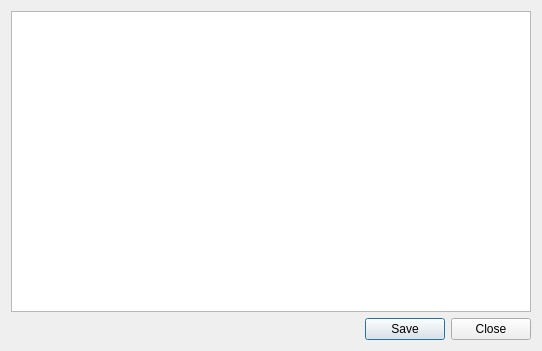
The window that dialogtextinfo.ui (horsicq/FormatDialogs) describes before a commit, drawn with Qt 5.
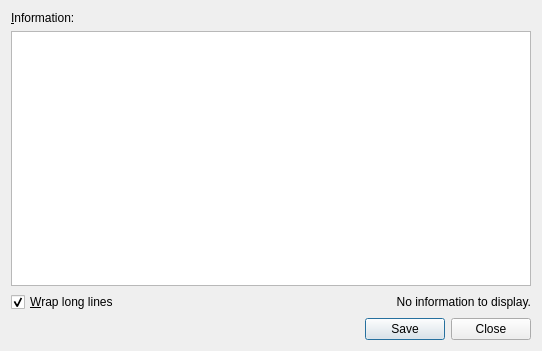
The same window after the commit.

Commit message: refactor: enhance text info dialog with save and accessibility

```diff
--- a/dialogtextinfo.ui
+++ b/dialogtextinfo.ui
@@ -20,6 +20,16 @@
    <bool>true</bool>
   </property>
   <layout class="QVBoxLayout" name="verticalLayout">
+   <item>
+    <widget class="QLabel" name="labelInfo">
+     <property name="text">
+      <string>&amp;Information:</string>
+     </property>
+     <property name="buddy">
+      <cstring>textEditInfo</cstring>
+     </property>
+    </widget>
+   </item>
    <item>
     <widget class="QTextEdit" name="textEditInfo">
      <property name="readOnly">
@@ -28,36 +38,42 @@
     </widget>
    </item>
    <item>
-    <layout class="QHBoxLayout" name="horizontalLayout">
+    <layout class="QHBoxLayout" name="horizontalLayoutStatus">
      <item>
-      <spacer name="horizontalSpacer">
-       <property name="orientation">
-        <enum>Qt::Horizontal</enum>
-       </property>
-       <property name="sizeHint" stdset="0">
-        <size>
-         <width>40</width>
-         <height>20</height>
-        </size>
-       </property>
-      </spacer>
-     </item>
-     <item>
-      <widget class="QPushButton" name="pushButtonSave">
+      <widget class="QCheckBox" name="checkBoxWrap">
        <property name="text">
-        <string>Save</string>
+        <string>&amp;Wrap long lines</string>
+       </property>
+       <property name="checked">
+        <bool>true</bool>
        </property>
       </widget>
      </item>
      <item>
-      <widget class="QPushButton" name="pushButtonClose">
+      <widget class="QLabel" name="labelStatus">
        <property name="text">
-        <string>Close</string>
+        <string>No information to display.</string>
+       </property>
+       <property name="textInteractionFlags">
+        <set>Qt::TextSelectableByMouse</set>
+       </property>
+       <property name="alignment">
+        <set>Qt::AlignRight|Qt::AlignTrailing|Qt::AlignVCenter</set>
        </property>
       </widget>
      </item>
     </layout>
    </item>
+   <item>
+    <widget class="QDialogButtonBox" name="buttonBox">
+     <property name="orientation">
+      <enum>Qt::Horizontal</enum>
+     </property>
+     <property name="standardButtons">
+      <set>QDialogButtonBox::Close|QDialogButtonBox::Save</set>
+     </property>
+    </widget>
+   </item>
   </layout>
  </widget>
  <resources/>
```
The commit also changes 2 other files.
